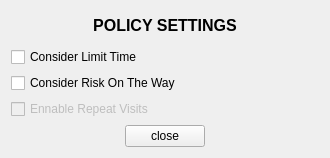
lennon624/travel-system, file source_code/SettingsWindow.ui: the form before one commit.
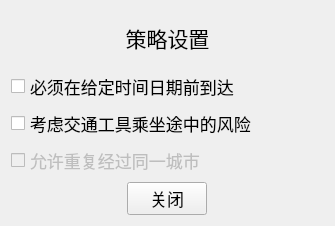
The form after the commit.

Commit message: 1. 完成了地图背景的绘制。 2. 在程序启动时增加了初始城市选择框，模态。

The edit to the form file:
```diff
--- a/source_code/SettingsWindow.ui
+++ b/source_code/SettingsWindow.ui
@@ -9,8 +9,8 @@
    <rect>
     <x>0</x>
     <y>0</y>
-    <width>330</width>
-    <height>158</height>
+    <width>335</width>
+    <height>226</height>
    </rect>
   </property>
   <property name="sizePolicy">
@@ -19,6 +19,12 @@
     <verstretch>0</verstretch>
    </sizepolicy>
   </property>
+  <property name="font">
+   <font>
+    <family>Microsoft YaHei UI</family>
+    <pointsize>13</pointsize>
+   </font>
+  </property>
   <property name="contextMenuPolicy">
    <enum>Qt::DefaultContextMenu</enum>
   </property>
@@ -28,8 +34,14 @@
   <layout class="QGridLayout" name="gridLayout">
    <item row="0" column="0">
     <widget class="QLabel" name="label_title">
+     <property name="font">
+      <font>
+       <family>Microsoft YaHei UI</family>
+       <pointsize>18</pointsize>
+      </font>
+     </property>
      <property name="text">
-      <string>&lt;html&gt;&lt;head/&gt;&lt;body&gt;&lt;p align=&quot;center&quot;&gt;&lt;span style=&quot; font-size:12pt; font-weight:600;&quot;&gt;POLICY SETTINGS&lt;/span&gt;&lt;/p&gt;&lt;/body&gt;&lt;/html&gt;</string>
+      <string>&lt;html&gt;&lt;head/&gt;&lt;body&gt;&lt;p align=&quot;center&quot;&gt;&lt;span style=&quot; font-size:16pt;&quot;&gt;策略设置&lt;/span&gt;&lt;/p&gt;&lt;/body&gt;&lt;/html&gt;</string>
      </property>
     </widget>
    </item>
@@ -42,7 +54,7 @@
       </sizepolicy>
      </property>
      <property name="text">
-      <string>Consider Limit Time</string>
+      <string>必须在给定时间日期前到达</string>
      </property>
     </widget>
    </item>
@@ -55,7 +67,7 @@
       </sizepolicy>
      </property>
      <property name="text">
-      <string>Consider Risk On The Way</string>
+      <string>考虑交通工具乘坐途中的风险</string>
      </property>
     </widget>
    </item>
@@ -71,7 +83,7 @@
       </sizepolicy>
      </property>
      <property name="text">
-      <string>Ennable Repeat Visits</string>
+      <string>允许重复经过同一城市</string>
      </property>
      <property name="checked">
       <bool>false</bool>
@@ -81,7 +93,7 @@
    <item row="4" column="0" alignment="Qt::AlignHCenter">
     <widget class="QPushButton" name="btn_close">
      <property name="text">
-      <string>close</string>
+      <string>关闭</string>
      </property>
     </widget>
    </item>
```
The commit also changes 16 other files.
